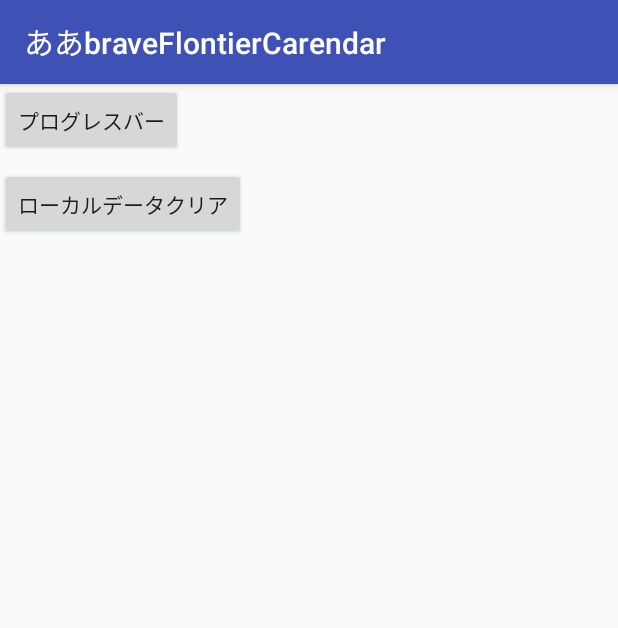
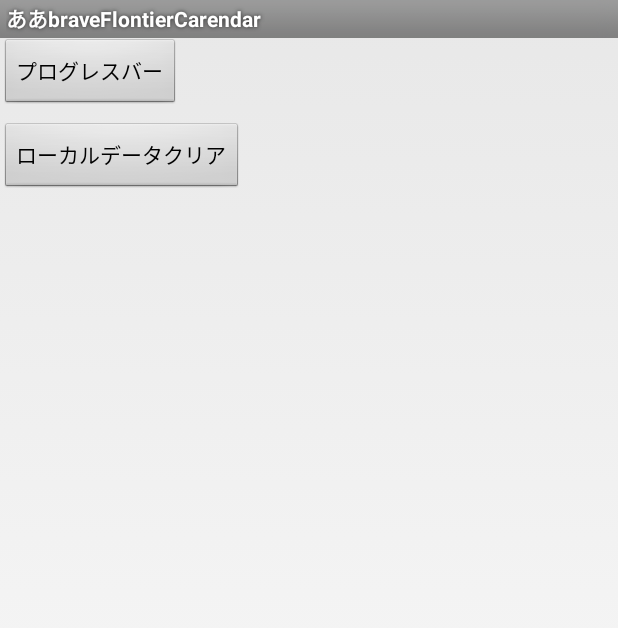
Before and after one commit to eijenson/bravefrontiercalendar, an Android app: the fragment DevelopFragment shown on its own in the app's theme, after a tap on "プログレスバー", on a phone screen of 412 x 824 dp. Shown: the top 628 px of the screen. Run offline under Robolectric (Android 15) with nearby library versions, the phone set to English and light mode, and no system bars; our stand-ins replace RxJava; libraries missing offline, so code that uses them is left out: kotlinx.coroutines.experimental.

```diff
--- a/app/build.gradle
+++ b/app/build.gradle
@@ -34,8 +34,8 @@ android {
 
 dependencies {
     // [公式サポートライブラリ] (https://developer.android.com/topic/libraries/support-library/revisions.html)
-    implementation 'com.android.support:appcompat-v7:26.0.2'
-    implementation 'com.android.support:design:26.0.2'
+    implementation 'com.android.support:appcompat-v7:26.1.0'
+    implementation 'com.android.support:design:26.1.0'
     // [ネストが少ないレイアウト] (SDK Manager)
     implementation 'com.android.support.constraint:constraint-layout:1.0.2'
     // [htmlのperser](https://jsoup.org/download)
@@ -46,7 +46,7 @@ dependencies {
     implementation "org.jetbrains.kotlinx:kotlinx-coroutines-android:$coroutines_version"
     // [ローカルDB] (https://github.com/gfx/Android-Orma)
     implementation 'com.github.gfx.android.orma:orma:4.2.5'
-    implementation 'com.android.support:support-v4:26.0.2'
+    implementation 'com.android.support:support-v4:26.1.0'
     kapt 'com.github.gfx.android.orma:orma-processor:4.2.5'
     // [DI] (https://github.com/google/dagger/tree/master)
     implementation 'com.google.dagger:dagger:2.11'
--- a/app/src/main/AndroidManifest.xml
+++ b/app/src/main/AndroidManifest.xml
@@ -1,5 +1,6 @@
 <?xml version="1.0" encoding="utf-8"?>
 <manifest xmlns:android="http://schemas.android.com/apk/res/android"
+          xmlns:tools="http://schemas.android.com/tools"
           package="eijenson.braveflontiercarendar">
 
     <uses-permission android:name="android.permission.INTERNET"/>
@@ -11,7 +12,8 @@
         android:label="@string/app_name"
         android:roundIcon="@mipmap/ic_launcher_round"
         android:supportsRtl="true"
-        android:theme="@style/AppTheme">
+        android:theme="@style/AppTheme"
+        tools:ignore="GoogleAppIndexingWarning">
         <activity android:name=".view.MainActivity">
             <intent-filter>
                 <action android:name="android.intent.action.MAIN"/>
--- a/app/src/main/java/eijenson/braveflontiercarendar/view/custom/CalendarColumn.java
+++ b/app/src/main/java/eijenson/braveflontiercarendar/view/custom/CalendarColumn.java
@@ -27,7 +27,8 @@ public class CalendarColumn extends LinearLayout {
         this(context, attrs, defStyleAttr, 0);
     }
 
-    public CalendarColumn(Context context, AttributeSet attrs, int defStyleAttr, int defStyleRes) {
+    @SuppressWarnings("WeakerAccess")
+    public CalendarColumn(Context context, AttributeSet attrs, int defStyleAttr, @SuppressWarnings("SameParameterValue") int defStyleRes) {
         super(context, attrs, defStyleAttr, defStyleRes);
         init(context, attrs);
     }
--- a/app/src/main/java/eijenson/braveflontiercarendar/view/custom/CalendarColumn_kotlin.kt
+++ b/app/src/main/java/eijenson/braveflontiercarendar/view/custom/CalendarColumnKotlin.kt
@@ -13,7 +13,7 @@ import kotlinx.android.synthetic.main.calendar_column.view.*
 /**
  * Created by kobayashimakoto on 2017/08/13.
  */
-class CalendarColumn_kotlin @JvmOverloads constructor(
+class CalendarColumnKotlin @JvmOverloads constructor(
         context: Context,
         attrs: AttributeSet? = null,
         defStyleAttr: Int = 0,
--- a/app/src/main/java/eijenson/braveflontiercarendar/view/custom/MyCalendarView.java
+++ b/app/src/main/java/eijenson/braveflontiercarendar/view/custom/MyCalendarView.java
@@ -39,6 +39,7 @@ public class MyCalendarView extends ConstraintLayout {
     public MyCalendarView(Context context, AttributeSet attrs) {
         this(context, attrs, 0);
     }
+
     public MyCalendarView(Context context, AttributeSet attrs, int defStyleAttr) {
         super(context, attrs, defStyleAttr);
         init(context, attrs);
--- a/app/src/main/java/eijenson/braveflontiercarendar/view/custom/MyCalendarView_kotlin.kt
+++ b/app/src/main/java/eijenson/braveflontiercarendar/view/custom/MyCalendarViewKotlin.kt
@@ -11,7 +11,7 @@ import java.util.*
 /**
  * カレンダーView
  */
-class MyCalendarView_kotlin @JvmOverloads constructor(
+class MyCalendarViewKotlin @JvmOverloads constructor(
         context: Context,
         attrs: AttributeSet? = null,
         defStyleAttr: Int = 0) : ConstraintLayout(context, attrs, defStyleAttr) {
@@ -29,7 +29,7 @@ class MyCalendarView_kotlin @JvmOverloads constructor(
         for (i in first..first + num) {
             val tvId = "textView" + i
             val resId = resources.getIdentifier(tvId, "id", context.packageName)
-            val columnKotlin: CalendarColumn_kotlin? = findViewById<CalendarColumn_kotlin>(resId)
+            val columnKotlin: CalendarColumnKotlin? = findViewById(resId)
             columnKotlin?.text = Date(list.first().time).toString()
             list = list.drop(1)
         }
--- a/app/src/main/res/layout/fragment_develop.xml
+++ b/app/src/main/res/layout/fragment_develop.xml
@@ -14,7 +14,7 @@
             android:layout_width="wrap_content"
             android:layout_height="wrap_content"
             android:layout_marginTop="8dp"
-            android:text="プログレスバー"
+            android:text="@string/btn_progress_ber"
             app:layout_constraintStart_toStartOf="parent"/>
 
         <Button
@@ -22,7 +22,7 @@
             android:layout_width="wrap_content"
             android:layout_height="wrap_content"
             android:layout_marginTop="8dp"
-            android:text="ローカルデータクリア"
+            android:text="@string/btn_clear_data"
             app:layout_constraintStart_toStartOf="parent"
             app:layout_constraintTop_toBottomOf="@+id/dev"/>
     </android.support.constraint.ConstraintLayout>
--- a/app/src/main/res/layout/fragment_event_list.xml
+++ b/app/src/main/res/layout/fragment_event_list.xml
@@ -19,7 +19,7 @@
         android:id="@+id/progress_bar_persent"
         android:layout_width="wrap_content"
         android:layout_height="wrap_content"
-        android:text="XX/XX"
+        android:text="@string/label_default_progress_persent"
         android:visibility="invisible"
         app:layout_constraintLeft_toLeftOf="parent"
         app:layout_constraintStart_toStartOf="@+id/progress_bar_loading"/>
--- a/app/src/main/res/values/strings.xml
+++ b/app/src/main/res/values/strings.xml
@@ -1,9 +1,13 @@
 <resources>
     <string name="app_name">ああbraveFlontierCarendar</string>
 
-    <!-- TODO: Remove or change this placeholder text -->
-    <string name="hello_blank_fragment">Hello blank fragment</string>
     <string name="label_month">yyyy年MM月</string>
     <string name="prev"><![CDATA[<]]></string>
     <string name="next"><![CDATA[>]]></string>
+    <string name="menu_title_calendar">Calendar</string>
+    <string name="menu_title_list">list</string>
+    <string name="menu_title_develop">develop</string>
+    <string name="btn_progress_ber">プログレスバー</string>
+    <string name="btn_clear_data">ローカルデータクリア</string>
+    <string name="label_default_progress_persent">XX/XX</string>
 </resources>
--- a/app/src/main/res/values/styles.xml
+++ b/app/src/main/res/values/styles.xml
@@ -1,7 +1,7 @@
 <resources>
 
     <!-- Base application theme. -->
-    <style name="AppTheme" parent="Theme.AppCompat.Light.DarkActionBar">
+    <style name="AppTheme" parent="android:Theme.Light">
         <!-- Customize your theme here. -->
         <item name="colorPrimary">@color/colorPrimary</item>
         <item name="colorPrimaryDark">@color/colorPrimaryDark</item>
--- a/gradle.properties
+++ b/gradle.properties
@@ -17,3 +17,4 @@ org.gradle.jvmargs=-Xmx1536m
 # org.gradle.parallel=true
 
 kotlin.coroutines=enable
+kotlin.incremental=true
```
Also changed, not shown: app/src/main/res/layout/item_event.xml (+4 -8 lines), app/src/main/res/menu/bottom_navigation.xml (+7 -8 lines).
